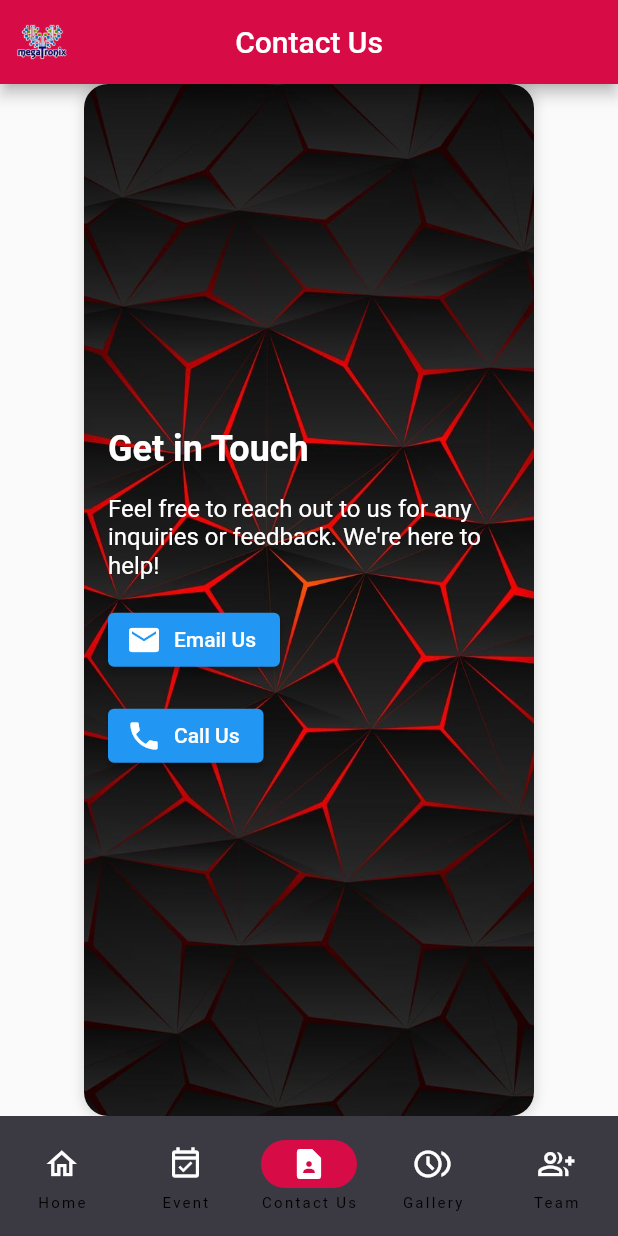
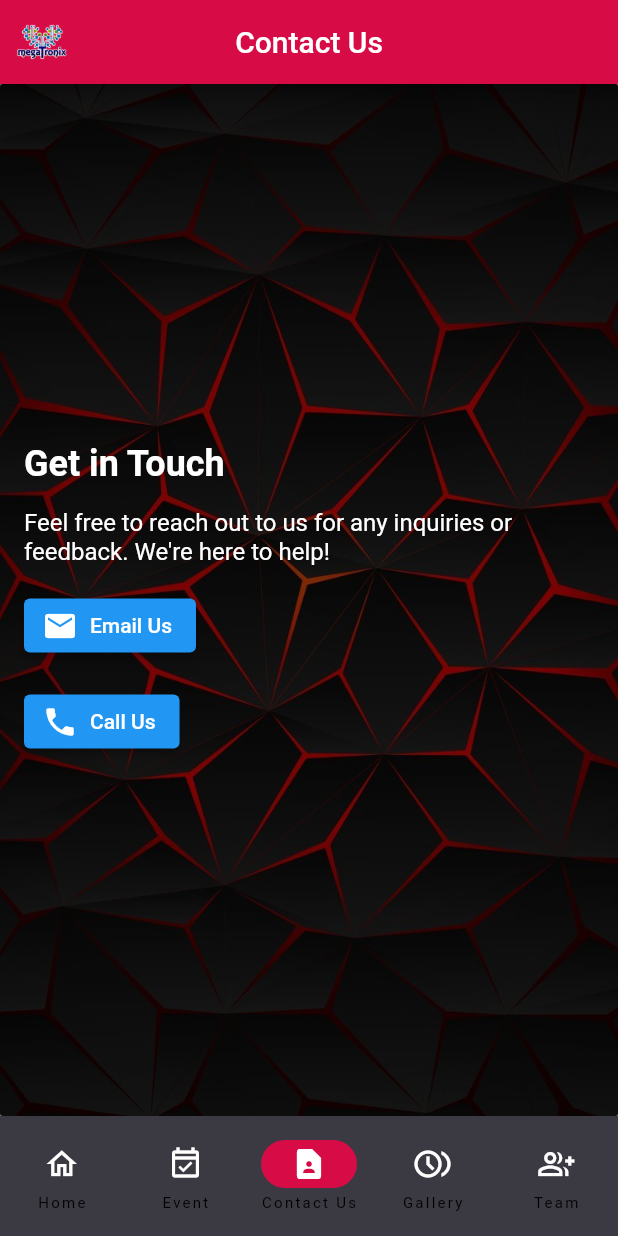
Before and after one commit to Shuvam002/Megatronix_App, a Flutter app: the screen it shows after launch, item 3 of the bottom bar chosen, on a phone screen of 412 x 824 dp. Run offline on Flutter 3.47's test engine with Material 2 defaults, Android fonts, the light colour scheme and no system bars.

Commit message:
Update Contact_Us.dart

```diff
--- a/megatronix_app/lib/Pages/Contact_Us.dart
+++ b/megatronix_app/lib/Pages/Contact_Us.dart
@@ -7,10 +7,9 @@ class ContactUsPage extends StatelessWidget {
       appBar: AppBar(
         title: Text('Contact Us'),
         centerTitle: true,
-        backgroundColor:
-            Color.fromARGB(255, 215, 12, 70), //Color.fromARGB(255, 135, 1, 1),
+        backgroundColor: Color.fromARGB(255, 215, 12, 70),
         leading: Transform.scale(
-          scale: 2, // Increase the scale as needed to enlarge the logo
+          scale: 2,
           child: Image.asset(
             'assets/mega1.png',
             width: 72,
@@ -18,17 +17,14 @@ class ContactUsPage extends StatelessWidget {
           ),
         ),
       ),
-      body: Center(
-        child: Container(
-          padding: EdgeInsets.all(16.0),
-          width: 300, // Adjust the width as needed
+      body: Container(
         decoration: BoxDecoration(
           image: DecorationImage(
             image: AssetImage('assets/bg4.jpg'),
-              fit: BoxFit.cover,
+            fit: BoxFit.cover, // Make the background image responsive
           ),
           color: Colors.white,
-            borderRadius: BorderRadius.circular(16.0),
+          borderRadius: BorderRadius.circular(2.0),
           boxShadow: [
             BoxShadow(
               color: Colors.grey.shade300,
@@ -37,6 +33,12 @@ class ContactUsPage extends StatelessWidget {
             ),
           ],
         ),
+        child: Center(
+          child: Container(
+            padding: EdgeInsets.all(16.0),
+            width: double.infinity, // Make the container take the full width
+            color: Color.fromRGBO(
+                0, 0, 0, 0.5), // Add a semi-transparent black background
             child: Column(
               mainAxisAlignment: MainAxisAlignment.center,
               crossAxisAlignment: CrossAxisAlignment.start,
@@ -77,6 +79,7 @@ class ContactUsPage extends StatelessWidget {
             ),
           ),
         ),
+      ),
     );
   }
 }
```
Lines whose indentation alone changed are shown as unchanged.
